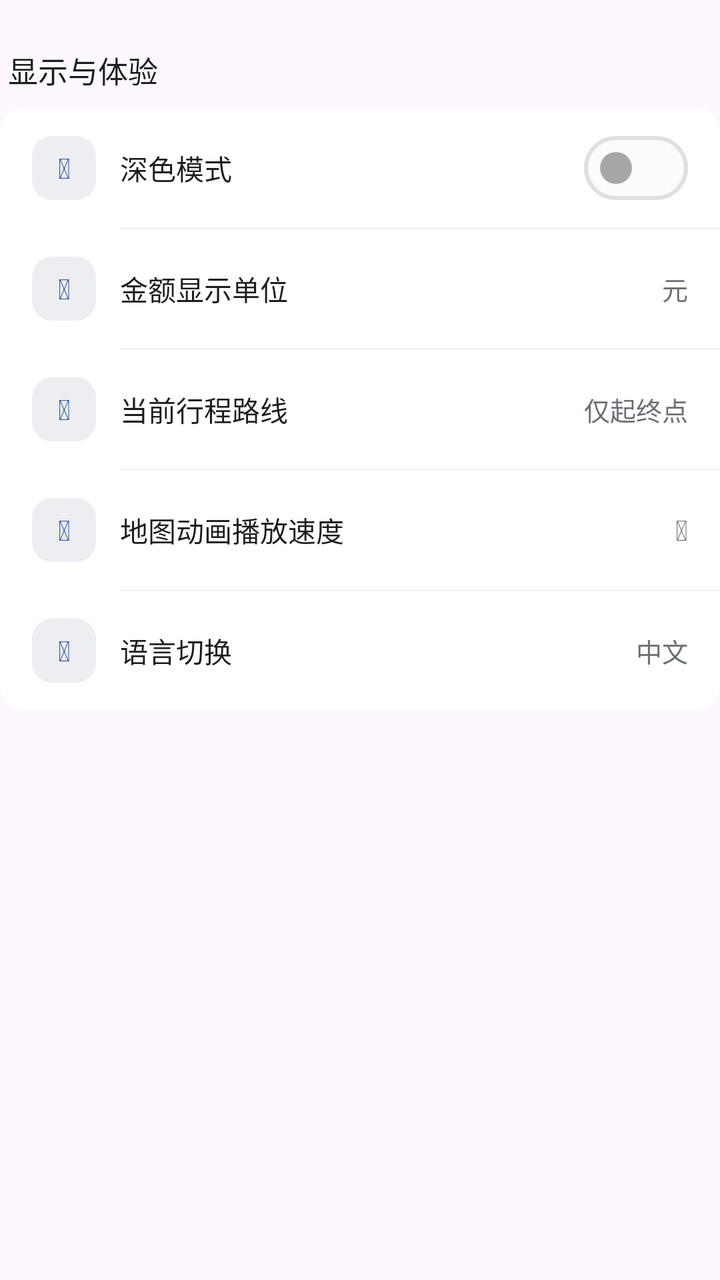
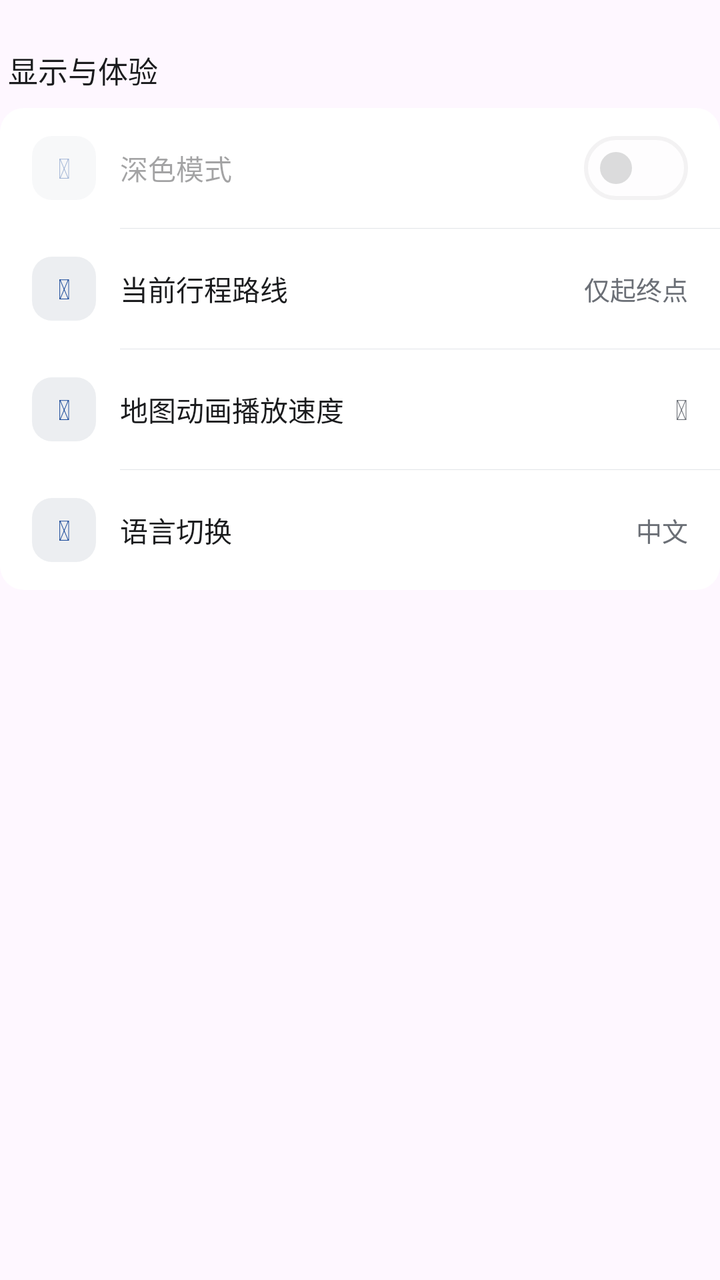

Two renders of the same Android screen: before a commit and after it. Below are the layout's source before the change and the commit's diff.
<!-- AndroidManifest.xml: application theme Theme.TransitU -->
<!-- res/layout/section_display.xml -->
<?xml version="1.0" encoding="utf-8"?>
<LinearLayout xmlns:android="http://schemas.android.com/apk/res/android"
    android:layout_width="match_parent"
    android:layout_height="wrap_content"
    android:orientation="vertical">

    <TextView
        style="@style/SettingsSectionTitle"
        android:text="显示与体验" />

    <LinearLayout style="@style/SettingsSectionCard">

        <LinearLayout
            android:layout_width="match_parent"
            android:layout_height="wrap_content"
            android:orientation="horizontal"
            android:gravity="center_vertical"
            android:paddingStart="16dp"
            android:paddingEnd="16dp"
            android:paddingTop="14dp"
            android:paddingBottom="14dp">

            <TextView
                android:id="@+id/iconDarkMode"
                android:layout_width="32dp"
                android:layout_height="32dp"
                android:layout_gravity="center_vertical"
                android:layout_marginEnd="12dp"
                android:background="@drawable/bg_settings_icon"
                android:gravity="center"
                android:text="&#xf186;"
                android:textColor="@color/accent"
                android:textSize="14sp"
                android:tag="fa" />

            <TextView
                android:layout_width="0dp"
                android:layout_height="wrap_content"
                android:layout_weight="1"
                android:text="深色模式"
                android:textColor="@color/ink"
                android:textSize="14sp" />

            
            <com.google.android.material.materialswitch.MaterialSwitch
                android:id="@+id/switchDarkMode"
                android:layout_width="wrap_content"
                android:layout_height="wrap_content"
                android:minHeight="0dp"
                android:enabled="false" />
        </LinearLayout>

        <LinearLayout
            android:layout_width="match_parent"
            android:layout_height="wrap_content"
            android:orientation="horizontal"
            android:gravity="center_vertical"
            android:paddingStart="16dp"
            android:paddingEnd="16dp"
            android:paddingTop="14dp"
            android:paddingBottom="14dp">

            <TextView
                android:id="@+id/iconAmountUnit"
                android:layout_width="32dp"
                android:layout_height="32dp"
                android:layout_gravity="center_vertical"
                android:layout_marginEnd="12dp"
                android:background="@drawable/bg_settings_icon"
                android:gravity="center"
                android:text="&#xf51e;"
                android:textColor="@color/accent"
                android:textSize="14sp"
                android:tag="fa" />

            <TextView
                android:layout_width="0dp"
                android:layout_height="wrap_content"
                android:layout_weight="1"
                android:text="金额显示单位"
                android:textColor="@color/ink"
                android:textSize="14sp" />
            <TextView
                android:layout_width="wrap_content"
                android:layout_height="wrap_content"
                android:text="元"
                android:textColor="@color/ink_3"
                android:textSize="13sp" />
        </LinearLayout>

        <LinearLayout
            android:id="@+id/rowCurrentTripRoute"
            android:layout_width="match_parent"
            android:layout_height="wrap_content"
            android:orientation="horizontal"
            android:gravity="center_vertical"
            android:paddingStart="16dp"
            android:paddingEnd="16dp"
            android:paddingTop="14dp"
            android:paddingBottom="14dp"
            android:clickable="true"
            android:focusable="true">

            <TextView
                android:id="@+id/iconCurrentTripRoute"
                android:layout_width="32dp"
                android:layout_height="32dp"
                android:layout_gravity="center_vertical"
                android:layout_marginEnd="12dp"
                android:background="@drawable/bg_settings_icon"
                android:gravity="center"
                android:text="&#xf4d7;"
                android:textColor="@color/accent"
                android:textSize="14sp"
                android:tag="fa" />

            <TextView
                android:layout_width="0dp"
                android:layout_height="wrap_content"
                android:layout_weight="1"
                android:text="当前行程路线"
                android:textColor="@color/ink"
                android:textSize="14sp" />

            <TextView
                android:id="@+id/tvCurrentTripRouteValue"
                android:layout_width="wrap_content"
                android:layout_height="wrap_content"
                android:text="仅起终点"
                android:textColor="@color/ink_3"
                android:textSize="13sp" />
        </LinearLayout>

        <LinearLayout
            android:layout_width="match_parent"
            android:layout_height="wrap_content"
            android:orientation="horizontal"
            android:gravity="center_vertical"
            android:paddingStart="16dp"
            android:paddingEnd="16dp"
            android:paddingTop="14dp"
            android:paddingBottom="14dp">

            <TextView
                android:id="@+id/iconMapSpeed"
                android:layout_width="32dp"
                android:layout_height="32dp"
                android:layout_gravity="center_vertical"
                android:layout_marginEnd="12dp"
                android:background="@drawable/bg_settings_icon"
                android:gravity="center"
                android:text="&#xf5a0;"
                android:textColor="@color/accent"
                android:textSize="14sp"
                android:tag="fa" />

            <TextView
                android:layout_width="0dp"
                android:layout_height="wrap_content"
                android:layout_weight="1"
                android:text="地图动画播放速度"
                android:textColor="@color/ink"
                android:textSize="14sp" />
            <TextView
                android:layout_width="wrap_content"
                android:layout_height="wrap_content"
                android:text="&#xf054;"
                android:textColor="@color/ink_3"
                android:textSize="14sp"
                android:tag="fa" />
        </LinearLayout>

        <LinearLayout
            android:id="@+id/rowLanguage"
            android:layout_width="match_parent"
            android:layout_height="wrap_content"
            android:orientation="horizontal"
            android:gravity="center_vertical"
            android:paddingStart="16dp"
            android:paddingEnd="16dp"
            android:paddingTop="14dp"
            android:paddingBottom="14dp"
            android:clickable="true"
            android:focusable="true">

            <TextView
                android:id="@+id/iconLanguage"
                android:layout_width="32dp"
                android:layout_height="32dp"
                android:layout_gravity="center_vertical"
                android:layout_marginEnd="12dp"
                android:background="@drawable/bg_settings_icon"
                android:gravity="center"
                android:text="&#xf1ab;"
                android:textColor="@color/accent"
                android:textSize="14sp"
                android:tag="fa" />

            <TextView
                android:layout_width="0dp"
                android:layout_height="wrap_content"
                android:layout_weight="1"
                android:text="语言切换"
                android:textColor="@color/ink"
                android:textSize="14sp" />
            <TextView
                android:id="@+id/tvLanguageValue"
                android:layout_width="wrap_content"
                android:layout_height="wrap_content"
                android:text="中文"
                android:textColor="@color/ink_3"
                android:textSize="13sp" />
        </LinearLayout>
    </LinearLayout>
</LinearLayout>
<!-- resources referenced by this layout -->
<resources>
  <color name="accent">#1F4E9C</color>
  <color name="ink">#1B1C1E</color>
  <color name="ink_3">#6B6F76</color>
  <!-- drawable bg_settings_icon (drawable) -->
  <?xml version="1.0" encoding="utf-8"?>
  <shape xmlns:android="http://schemas.android.com/apk/res/android">
      <solid android:color="@color/fill" />
      <corners android:radius="10dp" />
  </shape>
  <style name="SettingsSectionCard">
          <item name="android:layout_width">match_parent</item>
          <item name="android:layout_height">wrap_content</item>
          <item name="android:background">@drawable/bg_card_plain</item>
          <item name="android:divider">@drawable/bg_settings_divider</item>
          <item name="android:orientation">vertical</item>
          <item name="android:showDividers">middle</item>
      </style>
  <style name="SettingsSectionTitle">
          <item name="android:layout_width">match_parent</item>
          <item name="android:layout_height">wrap_content</item>
          <item name="android:layout_marginStart">4dp</item>
          <item name="android:layout_marginTop">24dp</item>
          <item name="android:layout_marginBottom">8dp</item>
          <item name="android:fontFamily">sans-serif-medium</item>
          <item name="android:textColor">@color/ink</item>
          <item name="android:textSize">15sp</item>
      </style>
  <style name="Theme.TransitU" parent="Theme.Material3.DayNight.NoActionBar">
          
          <item name="android:textSelectHandle">@drawable/tu_text_select_handle_middle</item>
          <item name="android:textSelectHandleLeft">@drawable/tu_text_select_handle_left</item>
          <item name="android:textSelectHandleRight">@drawable/tu_text_select_handle_right</item>
  
          
          <item name="android:textColorHighlight">@color/m3_highlighted_text</item>
      </style>
  <color name="fill">#ECEEF1</color>
  <!-- drawable bg_card_plain (drawable) -->
  <?xml version="1.0" encoding="utf-8"?>
  <shape xmlns:android="http://schemas.android.com/apk/res/android">
      <solid android:color="@color/surface" />
      <corners android:radius="12dp" />
  </shape>
  <!-- drawable bg_settings_divider (drawable) -->
  <?xml version="1.0" encoding="utf-8"?>
  <inset xmlns:android="http://schemas.android.com/apk/res/android"
      android:insetLeft="60dp">
      <shape android:shape="rectangle">
          <solid android:color="@color/line" />
          <size android:height="1px" />
      </shape>
  </inset>
  <!-- drawable tu_text_select_handle_middle (drawable) -->
  <?xml version="1.0" encoding="utf-8"?>
  <bitmap xmlns:android="http://schemas.android.com/apk/res/android"
      android:src="@drawable/abc_text_select_handle_middle_mtrl"
      android:tint="?attr/colorPrimary"
      android:tintMode="src_in" />
  <!-- drawable tu_text_select_handle_left (drawable) -->
  <?xml version="1.0" encoding="utf-8"?>
  <bitmap xmlns:android="http://schemas.android.com/apk/res/android"
      android:src="@drawable/abc_text_select_handle_left_mtrl"
      android:tint="?attr/colorPrimary"
      android:tintMode="src_in" />
  <!-- drawable tu_text_select_handle_right (drawable) -->
  <?xml version="1.0" encoding="utf-8"?>
  <bitmap xmlns:android="http://schemas.android.com/apk/res/android"
      android:src="@drawable/abc_text_select_handle_right_mtrl"
      android:tint="?attr/colorPrimary"
      android:tintMode="src_in" />
  <color name="surface">#FFFFFF</color>
  <color name="line">#E1E4E8</color>
</resources>

<!-- the commit's change to res/layout/section_display.xml (unified diff, before → after) -->
@@ -10,7 +10,9 @@
 
     <LinearLayout style="@style/SettingsSectionCard">
 
+        
         <LinearLayout
+            android:id="@+id/rowDarkMode"
             android:layout_width="match_parent"
             android:layout_height="wrap_content"
             android:orientation="horizontal"
@@ -18,7 +20,8 @@
             android:paddingStart="16dp"
             android:paddingEnd="16dp"
             android:paddingTop="14dp"
-            android:paddingBottom="14dp">
+            android:paddingBottom="14dp"
+            android:alpha="0.4">
 
             <TextView
                 android:id="@+id/iconDarkMode"
@@ -41,51 +44,12 @@
                 android:textColor="@color/ink"
                 android:textSize="14sp" />
 
-            
             <com.google.android.material.materialswitch.MaterialSwitch
                 android:id="@+id/switchDarkMode"
                 android:layout_width="wrap_content"
                 android:layout_height="wrap_content"
                 android:minHeight="0dp"
                 android:enabled="false" />
-        </LinearLayout>
-
-        <LinearLayout
-            android:layout_width="match_parent"
-            android:layout_height="wrap_content"
-            android:orientation="horizontal"
-            android:gravity="center_vertical"
-            android:paddingStart="16dp"
-            android:paddingEnd="16dp"
-            android:paddingTop="14dp"
-            android:paddingBottom="14dp">
-
-            <TextView
-                android:id="@+id/iconAmountUnit"
-                android:layout_width="32dp"
-                android:layout_height="32dp"
-                android:layout_gravity="center_vertical"
-                android:layout_marginEnd="12dp"
-                android:background="@drawable/bg_settings_icon"
-                android:gravity="center"
-                android:text="&#xf51e;"
-                android:textColor="@color/accent"
-                android:textSize="14sp"
-                android:tag="fa" />
-
-            <TextView
-                android:layout_width="0dp"
-                android:layout_height="wrap_content"
-                android:layout_weight="1"
-                android:text="金额显示单位"
-                android:textColor="@color/ink"
-                android:textSize="14sp" />
-            <TextView
-                android:layout_width="wrap_content"
-                android:layout_height="wrap_content"
-                android:text="元"
-                android:textColor="@color/ink_3"
-                android:textSize="13sp" />
         </LinearLayout>
 
         <LinearLayout
